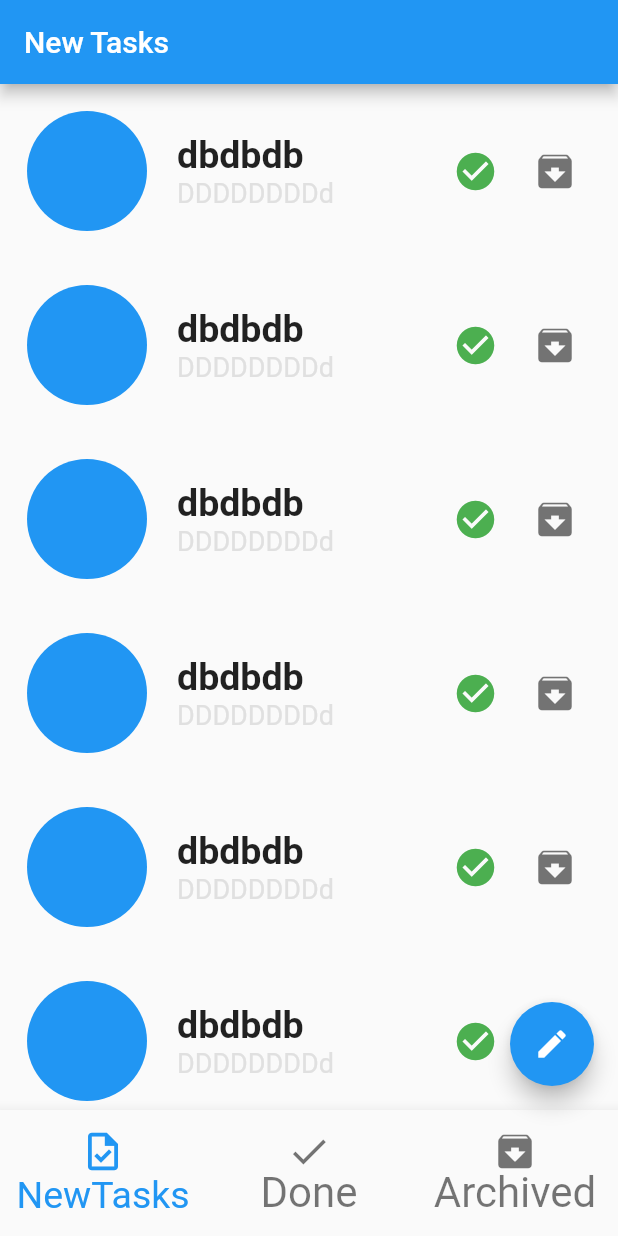
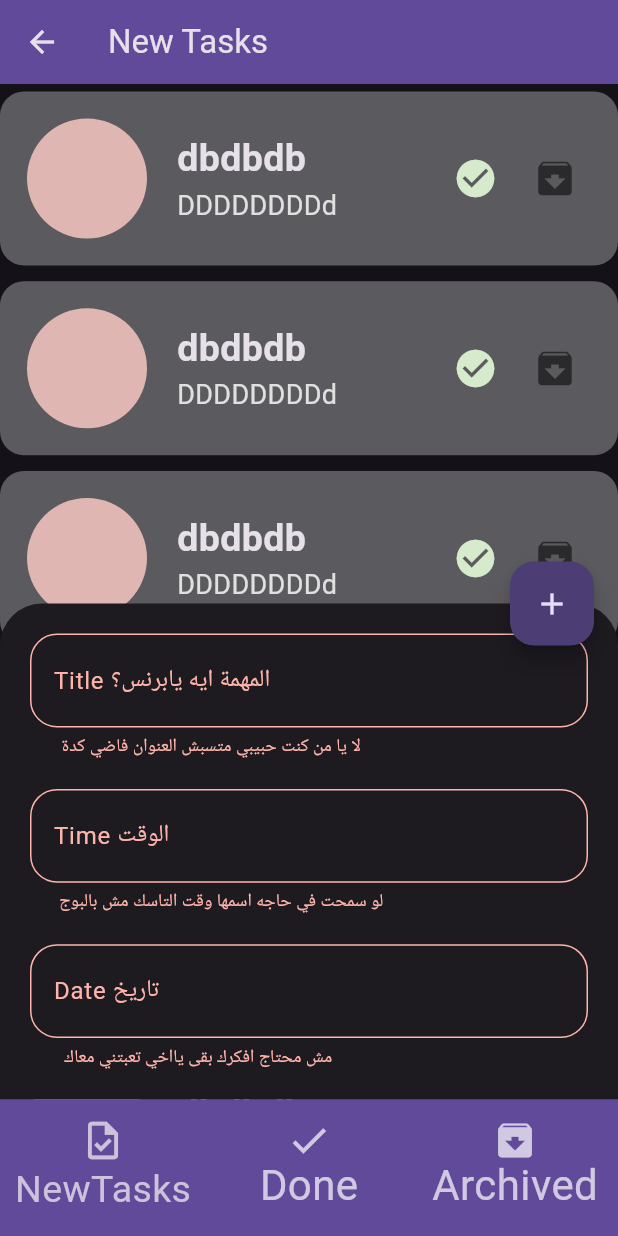
Before and after one commit to abdobassel/Todo_App_Cubit-Flutter-v2, a Flutter app: the screen it shows after launch, after a tap on the "edit" icon, after a tap on the "add" icon, on a phone screen of 412 x 824 dp. Run offline on Flutter 3.47's test engine with Material 2 defaults, Android fonts, the phone set to English and light mode, and no system bars; our stand-ins replace bloc, flutter_bloc, sqflite; accounts and stored records are empty.

Commit message:
logic screens and theme and get databes edit and insert

```diff
--- a/lib/bloc_cubit/cubit.dart
+++ b/lib/bloc_cubit/cubit.dart
@@ -18,6 +18,15 @@ class AppCubit extends Cubit<AppBaseStates> {
     ArchivedTasksScreen(),
   ];
   bool isbootmSheetOpen = false;
+  void changeOpenCloseSheet({
+    required bool isShow,
+    required IconData icon,
+  }) {
+    isbootmSheetOpen = isShow;
+    fabicon = icon;
+    emit(AppOpenCloseBottomSheetState());
+  }
+
   IconData fabicon = Icons.edit;
   void changeIconsheet() {
     if (isbootmSheetOpen) {
@@ -82,9 +91,27 @@ class AppCubit extends Cubit<AppBaseStates> {
     });
   }
 
+  List<Map> tasks = [];
+  List<Map> newTask = [];
+  List<Map> doneTask = [];
+  List<Map> archiveTask = [];
   void getDatabase(database) {
-    database.rawQuery('SELECT * FROM tasks').then((value) {
+    newTask = [];
+    doneTask = [];
+    archiveTask = [];
+    database!.rawQuery('SELECT * FROM tasks').then((value) {
       print(value);
+      value.forEach((element) {
+        if (element['status'] == 'new') {
+          newTask.add(element);
+          print(element);
+        } else if (element['status'] == 'done') {
+          doneTask.add(element);
+        } else {
+          archiveTask.add(element);
+        }
+      });
+
       emit(AppGetDatabase());
     });
   }
--- a/lib/bloc_cubit/states.dart
+++ b/lib/bloc_cubit/states.dart
@@ -15,3 +15,5 @@ class AppUpdateDatabase extends AppBaseStates {}
 class AppDeleteDatabase extends AppBaseStates {}
 
 class AppIconChangeStates extends AppBaseStates {}
+
+class AppOpenCloseBottomSheetState extends AppBaseStates {}
--- a/lib/layout/home_layout.dart
+++ b/lib/layout/home_layout.dart
@@ -18,34 +18,57 @@ class HomeLayout extends StatelessWidget {
     return BlocProvider(
       create: (context) => AppCubit(AppInitState())..createDatabase(),
       child: BlocConsumer<AppCubit, AppBaseStates>(
-        listener: (context, state) {},
+        listener: (context, state) {
+          if (state is AppInserteDatabase) {
+            Navigator.of(context);
+
+            titleController.clear();
+            timeController.clear();
+            dateController.clear();
+          }
+        },
         builder: (context, state) {
           AppCubit cubit = AppCubit.get(context);
           return Scaffold(
             key: scaffoldKey,
             appBar: AppBar(
               title: Text('${cubit.titles[cubit.currentIndex]}'),
+              // backgroundColor: Color(0xff614A99),
             ),
             floatingActionButton: FloatingActionButton(
               onPressed: () {
-                cubit.insertDatabase(time: '5', title: 'llll', date: '2222');
                 if (cubit.isbootmSheetOpen) {
-                  Navigator.pop(context);
-                  cubit.isbootmSheetOpen = false;
+                  if (keyForm.currentState != null) {
+                    if (keyForm.currentState!.validate()) {
+                      cubit.insertDatabase(
+                          time: timeController.text,
+                          title: titleController.text,
+                          date: dateController.text);
+                      cubit.isbootmSheetOpen = true;
                       cubit.changeIconsheet();
+                    }
+                  }
                 } else {
-                  scaffoldKey.currentState?.showBottomSheet((context) {
+                  scaffoldKey.currentState
+                      ?.showBottomSheet((context) {
                         return Container(
                           width: double.infinity,
-                      padding: EdgeInsets.all(18.0),
+                          padding: EdgeInsets.all(20),
+                          color: Colors.grey[250],
                           child: Form(
                             key: keyForm,
-                        child:
-                            Column(mainAxisSize: MainAxisSize.min, children: [
+                            child: Column(
+                                mainAxisSize: MainAxisSize.min,
+                                children: [
                                   DefaultTextForm(
                                       controller: titleController,
-                              labeltext: 'Title',
-                              validate: (value) {},
+                                      labeltext: 'Title المهمة ايه يابرنس؟',
+                                      validate: (value) {
+                                        if (value!.isEmpty) {
+                                          return ' لا يا من كنت حبيبي متسبش العنوان فاضي كدة ';
+                                        }
+                                        return null;
+                                      },
                                       type: TextInputType.text,
                                       prefix: Icons.title),
                                   SizedBox(
@@ -62,9 +85,14 @@ class HomeLayout extends StatelessWidget {
                                               value!.format(context).toString();
                                         });
                                       },
-                              labeltext: 'Time',
-                              validate: (value) {},
-                              type: TextInputType.text,
+                                      labeltext: 'Time الوقت',
+                                      validate: (value) {
+                                        if (value!.isEmpty) {
+                                          return ' لو سمحت في حاجه اسمها وقت التاسك مش بالبوج';
+                                        }
+                                        return null;
+                                      },
+                                      type: TextInputType.datetime,
                                       prefix: Icons.access_time_filled),
                                   SizedBox(
                                     height: 20.0,
@@ -76,22 +104,32 @@ class HomeLayout extends StatelessWidget {
                                                 context: context,
                                                 initialDate: DateTime.now(),
                                                 firstDate: DateTime.now(),
-                                        lastDate: DateTime.parse('2024-12-31'))
+                                                lastDate: DateTime.parse(
+                                                    '2024-12-31'))
                                             .then((value) {
                                           dateController.text =
                                               DateFormat.yMMMd().format(value!);
                                         });
                                       },
-                              labeltext: 'Date',
-                              validate: (value) {},
-                              type: TextInputType.text,
+                                      labeltext: 'Date تاريخ',
+                                      validate: (value) {
+                                        if (value!.isEmpty) {
+                                          return '  مش محتاج افكرك بقى يااخي تعبتني معاك';
+                                        }
+                                        return null;
+                                      },
+                                      type: TextInputType.datetime,
                                       prefix: Icons.calendar_month_rounded)
                                 ]),
                           ),
                         );
+                      })
+                      .closed
+                      .then((value) {
+                        cubit.changeOpenCloseSheet(
+                            isShow: false, icon: Icons.edit);
                       });
-                  cubit.isbootmSheetOpen = true;
-                  cubit.changeIconsheet();
+                  cubit.changeOpenCloseSheet(isShow: true, icon: Icons.add);
                 }
               },
               child: Icon(cubit.fabicon),
--- a/lib/main.dart
+++ b/lib/main.dart
@@ -15,6 +15,17 @@ class Todo_v2 extends StatelessWidget {
   @override
   Widget build(BuildContext context) {
     return MaterialApp(
+      theme: ThemeData(
+        appBarTheme: AppBarTheme(backgroundColor: Color(0xff614A99)),
+        bottomNavigationBarTheme:
+            BottomNavigationBarThemeData(backgroundColor: Color(0xff614A99)),
+        useMaterial3: true,
+        colorScheme: ColorScheme.fromSeed(
+          seedColor: Color(0xff614A99),
+          // ···
+          brightness: Brightness.dark,
+        ),
+      ),
       debugShowCheckedModeBanner: false,
       home: HomeLayout(),
     );
--- a/lib/todo_screens/new_tasks.dart
+++ b/lib/todo_screens/new_tasks.dart
@@ -8,7 +8,13 @@ class NewTasksScreen extends StatelessWidget {
     return ListView.builder(
       itemCount: 15,
       itemBuilder: (context, index) {
-        return Padding(
+        return Container(
+          margin: EdgeInsets.only(bottom: 5.5, top: 5.0),
+          decoration: BoxDecoration(
+            borderRadius: BorderRadius.circular(16.0),
+            color: Colors.white.withOpacity(.3),
+          ),
+          child: Padding(
             padding: const EdgeInsets.all(18.0),
             child: Row(
               mainAxisSize: MainAxisSize.min,
@@ -16,7 +22,7 @@ class NewTasksScreen extends StatelessWidget {
               children: [
                 CircleAvatar(
                   radius: 40,
-                backgroundColor: Colors.blue,
+                  backgroundColor: Color(0xffDFB6B2),
                   child: Text(
                     '',
                     style: TextStyle(color: Colors.white),
@@ -32,8 +38,8 @@ class NewTasksScreen extends StatelessWidget {
                     children: [
                       Text(
                         'dbdbdb',
-                      style:
-                          TextStyle(fontWeight: FontWeight.bold, fontSize: 25),
+                        style: TextStyle(
+                            fontWeight: FontWeight.bold, fontSize: 25),
                         maxLines: 2,
                         overflow: TextOverflow.ellipsis,
                       ),
@@ -52,7 +58,7 @@ class NewTasksScreen extends StatelessWidget {
                 IconButton(
                   onPressed: () {},
                   icon: Icon(Icons.check_circle),
-                color: Colors.green,
+                  color: Color(0xffD5EBCB),
                   iconSize: 30,
                 ),
                 SizedBox(
@@ -66,6 +72,7 @@ class NewTasksScreen extends StatelessWidget {
                 )
               ],
             ),
+          ),
         );
       },
     );
```
Lines whose indentation alone changed are shown as unchanged.
